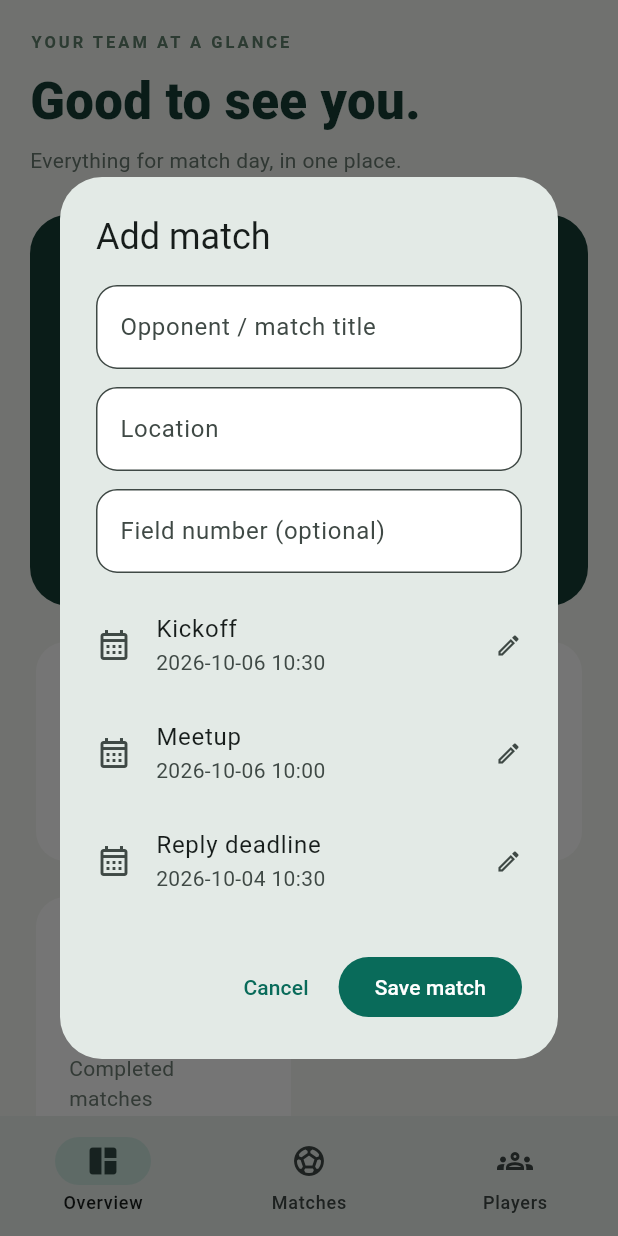
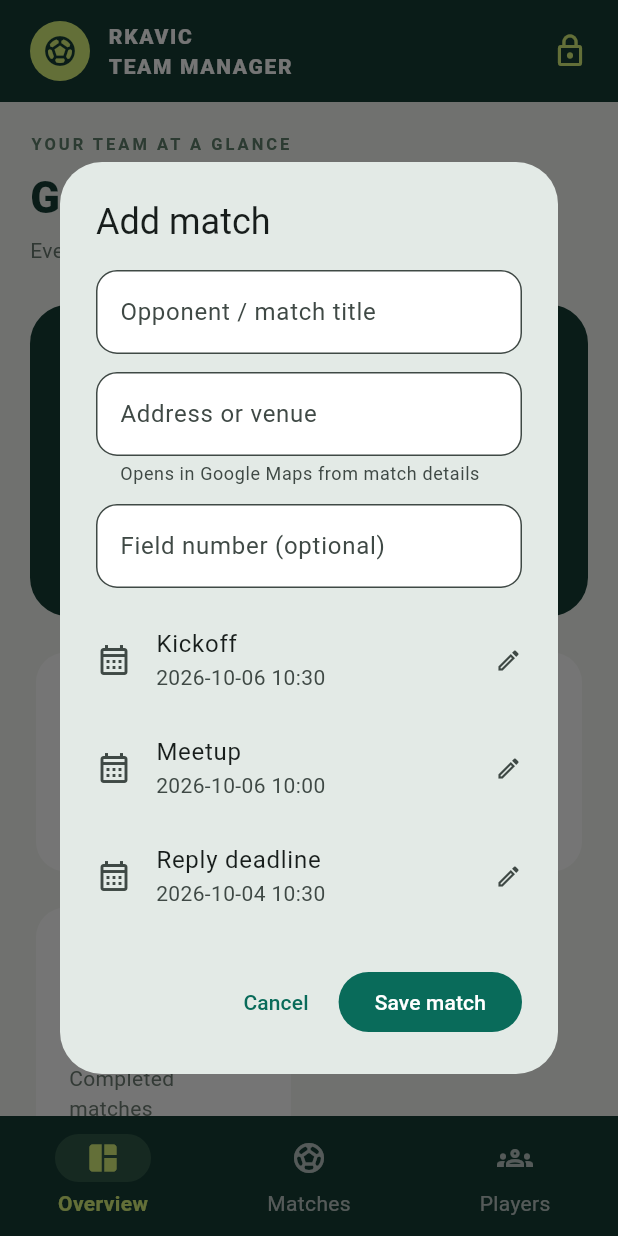
Before and after one commit to ef12/WhatsAppTeamManager, a Flutter app: the screen it shows after launch, after a tap on "Add match", on a phone screen of 412 x 824 dp. Run offline on Flutter 3.47's test engine with Material 3 defaults, Android fonts, the phone set to English and light mode, and no system bars; our stand-ins replace share_plus, sqflite, sqflite_common, sqflite_common_ffi; accounts and stored records are empty.

Commit message:
Align Android design and link match venues to Google Maps

```diff
--- a/flutter_app/lib/data/message_drafts.dart
+++ b/flutter_app/lib/data/message_drafts.dart
@@ -2,6 +2,9 @@ import 'team_store.dart';
 
 String _fieldLine(TeamMatch match) =>
     match.fieldNumber.isEmpty ? '' : 'Field: ${match.fieldNumber}\n';
+
+String _mapsLine(TeamMatch match) =>
+    match.mapsUri == null ? '' : 'Map: ${match.mapsUri}\n';
 
 String invitationDraft(TeamMatch match) {
   final field = _fieldLine(match);
@@ -10,6 +13,7 @@ String invitationDraft(TeamMatch match) {
       '⏰ Meet: ${match.meet}\n'
       '📍 ${match.location}\n'
       '$field'
+      '${_mapsLine(match)}'
       'Please confirm attendance by ${match.deadline}. 🙏';
 }
 
@@ -54,5 +58,6 @@ String substitutesDraft(TeamMatch match) {
       '⏰ Meet: ${match.meet}\n'
       '📍 ${match.location}\n'
       '$field'
+      '${_mapsLine(match)}'
       'Who can help? 🙏⚽';
 }
--- a/flutter_app/lib/data/team_store.dart
+++ b/flutter_app/lib/data/team_store.dart
@@ -46,6 +46,13 @@ class TeamMatch {
     if (location.isNotEmpty) location,
     if (fieldNumber.isNotEmpty) 'Field $fieldNumber',
   ].join(' • ');
+
+  Uri? get mapsUri => location.trim().isEmpty
+      ? null
+      : Uri.https('www.google.com', '/maps/search/', {
+          'api': '1',
+          'query': location.trim(),
+        });
 
   String get result => rkavicScore == null || opponentScore == null
       ? 'Result not entered'
--- a/flutter_app/lib/main.dart
+++ b/flutter_app/lib/main.dart
@@ -110,6 +110,10 @@ class _TeamHomeState extends State<TeamHome> {
           if (wide) _sidebar(),
           Expanded(
             child: SafeArea(
+              child: Column(
+                children: [
+                  if (!wide) _mobileHeader(),
+                  Expanded(
                     child: Align(
                       alignment: Alignment.topCenter,
                       child: ConstrainedBox(
@@ -121,12 +125,37 @@ class _TeamHomeState extends State<TeamHome> {
                       ),
                     ),
                   ),
+                ],
+              ),
+            ),
           ),
         ],
       ),
       bottomNavigationBar: wide
           ? null
-          : NavigationBar(
+          : NavigationBarTheme(
+              data: NavigationBarThemeData(
+                backgroundColor: forest,
+                indicatorColor: const Color(0xFF315A49),
+                iconTheme: WidgetStateProperty.resolveWith(
+                  (states) => IconThemeData(
+                    color: states.contains(WidgetState.selected)
+                        ? lime
+                        : Colors.white70,
+                  ),
+                ),
+                labelTextStyle: WidgetStateProperty.resolveWith(
+                  (states) => TextStyle(
+                    color: states.contains(WidgetState.selected)
+                        ? lime
+                        : Colors.white70,
+                    fontWeight: states.contains(WidgetState.selected)
+                        ? FontWeight.bold
+                        : FontWeight.normal,
+                  ),
+                ),
+              ),
+              child: NavigationBar(
                 selectedIndex: page,
                 onDestinationSelected: navigate,
                 destinations: const [
@@ -147,6 +176,7 @@ class _TeamHomeState extends State<TeamHome> {
                   ),
                 ],
               ),
+            ),
     );
   }
 
@@ -157,28 +187,7 @@ class _TeamHomeState extends State<TeamHome> {
     child: Column(
       crossAxisAlignment: CrossAxisAlignment.start,
       children: [
-        const Padding(
-          padding: EdgeInsets.all(14),
-          child: Row(
-            children: [
-              CircleAvatar(
-                backgroundColor: lime,
-                child: Icon(Icons.sports_soccer, color: forest),
-              ),
-              SizedBox(width: 12),
-              Expanded(
-                child: Text(
-                  'RKAVIC\nTEAM MANAGER',
-                  style: TextStyle(
-                    color: Colors.white,
-                    fontWeight: FontWeight.w800,
-                    letterSpacing: 1.1,
-                  ),
-                ),
-              ),
-            ],
-          ),
-        ),
+        const Padding(padding: EdgeInsets.all(14), child: _Brand()),
         const SizedBox(height: 42),
         _navItem(0, Icons.space_dashboard_outlined, 'Overview'),
         _navItem(1, Icons.sports_soccer_outlined, 'Matches'),
@@ -194,6 +203,21 @@ class _TeamHomeState extends State<TeamHome> {
               height: 1.6,
             ),
           ),
+        ),
+      ],
+    ),
+  );
+
+  Widget _mobileHeader() => Container(
+    width: double.infinity,
+    color: forest,
+    padding: const EdgeInsets.symmetric(horizontal: 20, vertical: 14),
+    child: const Row(
+      children: [
+        Expanded(child: _Brand()),
+        Tooltip(
+          message: 'Your team data stays on this device',
+          child: Icon(Icons.lock_outline, color: lime),
         ),
       ],
     ),
@@ -244,9 +268,9 @@ class _TeamHomeState extends State<TeamHome> {
             const SizedBox(height: 7),
             Text(
               title,
-              style: const TextStyle(
+              style: TextStyle(
                 color: forest,
-                fontSize: 34,
+                fontSize: MediaQuery.sizeOf(context).width >= 850 ? 34 : 29,
                 fontWeight: FontWeight.w800,
               ),
             ),
@@ -272,7 +296,9 @@ class _TeamHomeState extends State<TeamHome> {
         ),
         Container(
           width: double.infinity,
-          padding: const EdgeInsets.all(30),
+          padding: EdgeInsets.all(
+            MediaQuery.sizeOf(context).width >= 850 ? 30 : 22,
+          ),
           decoration: BoxDecoration(
             color: forest,
             borderRadius: BorderRadius.circular(26),
@@ -722,7 +748,11 @@ class _TeamHomeState extends State<TeamHome> {
                     const SizedBox(height: 12),
                     TextFormField(
                       controller: location,
-                      decoration: const InputDecoration(labelText: 'Location'),
+                      decoration: const InputDecoration(
+                        labelText: 'Address or venue',
+                        hintText: 'Street address or sports complex',
+                        helperText: 'Opens in Google Maps from match details',
+                      ),
                     ),
                     const SizedBox(height: 12),
                     TextFormField(
@@ -919,6 +949,64 @@ class _TeamHomeState extends State<TeamHome> {
     theirs.dispose();
   }
 
+  Widget _mapCard(TeamMatch match) => Card(
+    margin: EdgeInsets.zero,
+    clipBehavior: Clip.antiAlias,
+    child: InkWell(
+      onTap: () async {
+        try {
+          final opened = await launchUrl(
+            match.mapsUri!,
+            mode: LaunchMode.externalApplication,
+          );
+          if (!opened && mounted) {
+            ScaffoldMessenger.of(context).showSnackBar(
+              const SnackBar(content: Text('Could not open Google Maps.')),
+            );
+          }
+        } catch (_) {
+          if (mounted) {
+            ScaffoldMessenger.of(context).showSnackBar(
+              const SnackBar(content: Text('Could not open Google Maps.')),
+            );
+          }
+        }
+      },
+      child: Padding(
+        padding: const EdgeInsets.all(18),
+        child: Row(
+          children: [
+            const CircleAvatar(
+              backgroundColor: lime,
+              child: Icon(Icons.place_outlined, color: forest),
+            ),
+            const SizedBox(width: 14),
+            Expanded(
+              child: Column(
+                crossAxisAlignment: CrossAxisAlignment.start,
+                children: [
+                  Text(
+                    match.location,
+                    style: const TextStyle(
+                      color: forest,
+                      fontWeight: FontWeight.bold,
+                    ),
+                  ),
+                  const SizedBox(height: 3),
+                  const Text(
+                    'Open in Google Maps',
+                    style: TextStyle(color: Color(0xFF60806C)),
+                  ),
+                ],
+              ),
+            ),
+            const Icon(Icons.open_in_new, color: forest),
+          ],
+        ),
+      ),
+    ),
+  );
+
   Widget _matchDetail(TeamMatch match) => FutureBuilder(
     future: Future.wait([
       widget.store.attendance(match.id),
@@ -977,6 +1065,10 @@ class _TeamHomeState extends State<TeamHome> {
             ],
           ),
           const SizedBox(height: 20),
+          if (match.mapsUri != null) ...[
+            _mapCard(match),
+            const SizedBox(height: 20),
+          ],
           Wrap(
             spacing: 16,
             runSpacing: 16,
@@ -1296,3 +1388,28 @@ class _TeamHomeState extends State<TeamHome> {
     );
   }
 }
+
+class _Brand extends StatelessWidget {
+  const _Brand();
+
+  @override
+  Widget build(BuildContext context) => const Row(
+    children: [
+      CircleAvatar(
+        backgroundColor: lime,
+        child: Icon(Icons.sports_soccer, color: forest),
+      ),
+      SizedBox(width: 12),
+      Expanded(
+        child: Text(
+          'RKAVIC\nTEAM MANAGER',
+          style: TextStyle(
+            color: Colors.white,
+            fontWeight: FontWeight.w800,
+            letterSpacing: 1.1,
+          ),
+        ),
+      ),
+    ],
+  );
+}
--- a/flutter_app/pubspec.yaml
+++ b/flutter_app/pubspec.yaml
@@ -16,7 +16,7 @@ publish_to: 'none' # Remove this line if you wish to publish to pub.dev
 # https://developer.apple.com/library/archive/documentation/General/Reference/InfoPlistKeyReference/Articles/CoreFoundationKeys.html
 # In Windows, build-name is used as the major, minor, and patch parts
 # of the product and file versions while build-number is used as the build suffix.
-version: 0.4.0+4
+version: 0.5.0+5
 
 environment:
   sdk: ^3.13.4
```
Also changed, not shown: 4 other files. Lines whose indentation alone changed are shown as unchanged.
